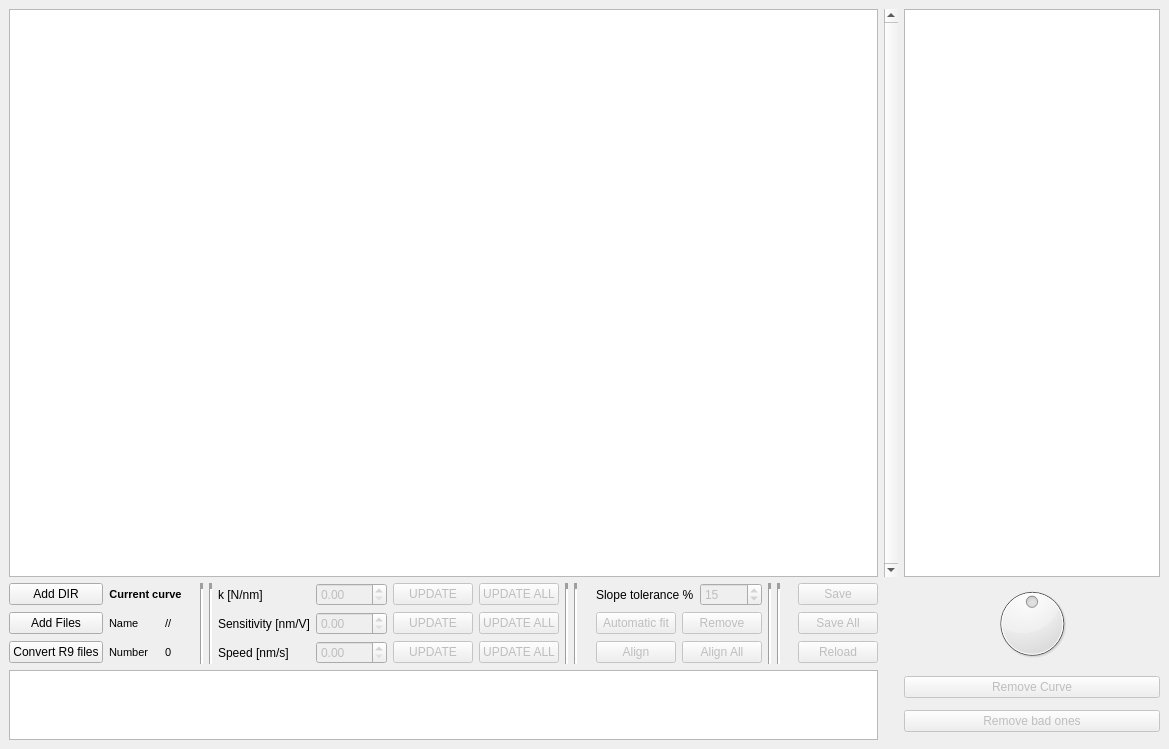
Old version of the form qt/qtView.ui in the repository lando1784/SiMPlE.
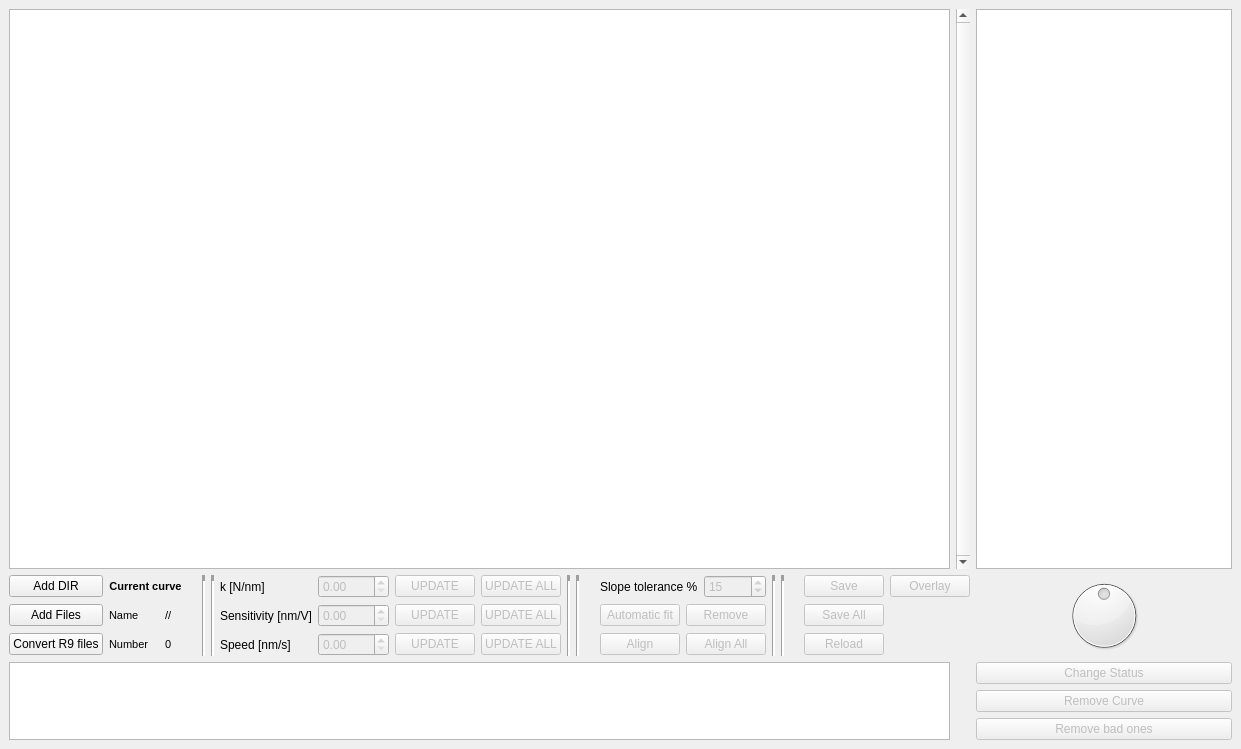
New version of the form. Icons and pictures are not drawn. Custom widgets are drawn as their Qt base class.

Commit message: e 008 - Change curve "Good/Bad" status

```diff
--- a/qt/qtView.ui
+++ b/qt/qtView.ui
@@ -6,7 +6,7 @@
    <rect>
     <x>0</x>
     <y>0</y>
-    <width>1169</width>
+    <width>1241</width>
     <height>749</height>
    </rect>
   </property>
@@ -74,8 +74,49 @@
       </property>
      </widget>
     </item>
-    <item row="1" column="0" colspan="2">
-     <layout class="QGridLayout" name="gridLayout_3" columnstretch="3,3,1,1,1,1,3,3,3,3,1,1,1,7,1,1,1,3">
+    <item row="2" column="0" colspan="2">
+     <widget class="QTextEdit" name="logTxt">
+      <property name="enabled">
+       <bool>true</bool>
+      </property>
+     </widget>
+    </item>
+    <item row="2" column="3">
+     <layout class="QVBoxLayout" name="verticalLayout">
+      <item>
+       <widget class="QPushButton" name="chgStatBtn">
+        <property name="enabled">
+         <bool>false</bool>
+        </property>
+        <property name="text">
+         <string>Change Status</string>
+        </property>
+       </widget>
+      </item>
+      <item>
+       <widget class="QPushButton" name="removeBtn">
+        <property name="enabled">
+         <bool>false</bool>
+        </property>
+        <property name="text">
+         <string>Remove Curve</string>
+        </property>
+       </widget>
+      </item>
+      <item>
+       <widget class="QPushButton" name="removeBOBtn">
+        <property name="enabled">
+         <bool>false</bool>
+        </property>
+        <property name="text">
+         <string>Remove bad ones</string>
+        </property>
+       </widget>
+      </item>
+     </layout>
+    </item>
+    <item row="1" column="0" colspan="3">
+     <layout class="QGridLayout" name="gridLayout_3" columnstretch="3,3,1,1,1,1,3,3,3,3,1,1,1,7,1,1,1,3,1">
       <item row="0" column="15" rowspan="3">
        <widget class="Line" name="line_6">
         <property name="lineWidth">
@@ -198,6 +239,33 @@
         </property>
        </widget>
       </item>
+      <item row="0" column="13">
+       <layout class="QHBoxLayout" name="horizontalLayout_3">
+        <item>
+         <widget class="QLabel" name="label_7">
+          <property name="text">
+           <string>Slope tolerance %</string>
+          </property>
+         </widget>
+        </item>
+        <item>
+         <widget class="QSpinBox" name="slopePcNum">
+          <property name="enabled">
+           <bool>false</bool>
+          </property>
+          <property name="minimum">
+           <number>1</number>
+          </property>
+          <property name="maximum">
+           <number>100</number>
+          </property>
+          <property name="value">
+           <number>15</number>
+          </property>
+         </widget>
+        </item>
+       </layout>
+      </item>
       <item row="2" column="2">
        <widget class="QLabel" name="labelNumber">
         <property name="text">
@@ -407,33 +475,6 @@
         </property>
        </widget>
       </item>
-      <item row="0" column="13">
-       <layout class="QHBoxLayout" name="horizontalLayout_3">
-        <item>
-         <widget class="QLabel" name="label_7">
-          <property name="text">
-           <string>Slope tolerance %</string>
-          </property>
-         </widget>
-        </item>
-        <item>
-         <widget class="QSpinBox" name="slopePcNum">
-          <property name="enabled">
-           <bool>false</bool>
-          </property>
-          <property name="minimum">
-           <number>1</number>
-          </property>
-          <property name="maximum">
-           <number>100</number>
-          </property>
-          <property name="value">
-           <number>15</number>
-          </property>
-         </widget>
-        </item>
-       </layout>
-      </item>
       <item row="0" column="10" rowspan="3">
        <widget class="Line" name="line_4">
         <property name="lineWidth">
@@ -467,34 +508,13 @@
         </property>
        </spacer>
       </item>
-     </layout>
-    </item>
-    <item row="2" column="0" colspan="2">
-     <widget class="QTextEdit" name="logTxt">
-      <property name="enabled">
-       <bool>true</bool>
-      </property>
-     </widget>
-    </item>
-    <item row="2" column="3">
-     <layout class="QVBoxLayout" name="verticalLayout">
-      <item>
-       <widget class="QPushButton" name="removeBtn">
+      <item row="0" column="18">
+       <widget class="QPushButton" name="overlayBtn">
         <property name="enabled">
          <bool>false</bool>
         </property>
         <property name="text">
-         <string>Remove Curve</string>
-        </property>
-       </widget>
-      </item>
-      <item>
-       <widget class="QPushButton" name="removeBOBtn">
-        <property name="enabled">
-         <bool>false</bool>
-        </property>
-        <property name="text">
-         <string>Remove bad ones</string>
+         <string>Overlay</string>
         </property>
        </widget>
       </item>
```
Left out of the diff: 2 changed lines with no effect on the pictures. The commit also changes 2 other files.
